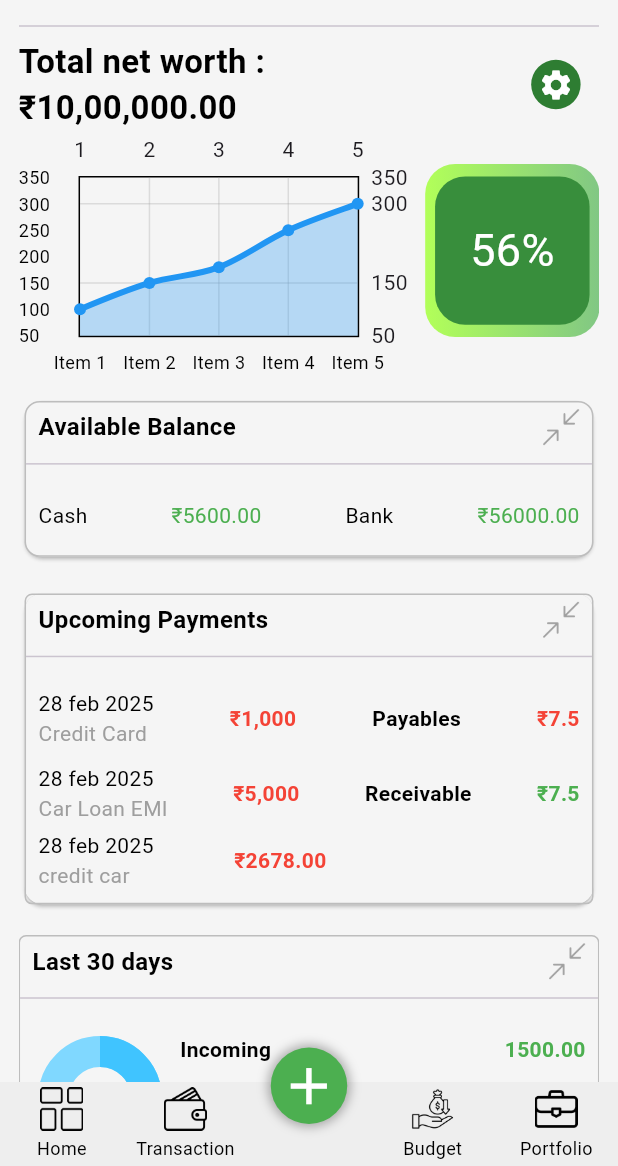
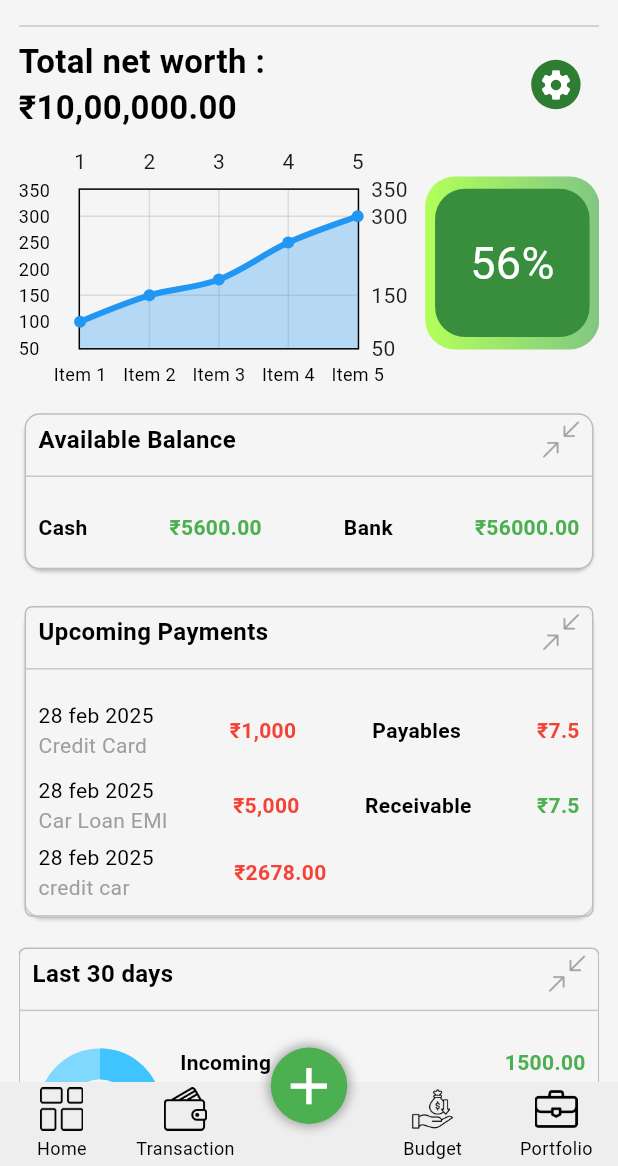
Before and after one commit to ArslanXXQazi/Finance-Tracker, a Flutter app: the screen it shows after launch, on a phone screen of 412 x 824 dp, the part 70-1236 px from its top. Run offline on Flutter 3.47's test engine with Material 3 defaults, Android fonts, the phone set to English and light mode, and no system bars; drawn by our look-alikes of fl_chart, flutter_animate, persistent_bottom_nav_bar.

Commit message:
Update home_nav_view.dart

```diff
--- a/finance_tracker/lib/src/views/nav_bar_view/home_nav_view/home_nav_view.dart
+++ b/finance_tracker/lib/src/views/nav_bar_view/home_nav_view/home_nav_view.dart
@@ -56,6 +56,7 @@ class HomeNavView extends StatelessWidget {
               ],)),
             ],),
               //===============================>>>Row For Chart
+              SizedBox(height: height*.01,),
             Row(
               children: [
               Expanded(
@@ -95,10 +96,10 @@ class HomeNavView extends StatelessWidget {
                       child: Row(
                         mainAxisAlignment: MainAxisAlignment.spaceBetween,
                         children: [
-                        CustomText(text: 'Cash'),
-                        CustomText(text: '₹5600.00',color: Colors.green,),
-                        CustomText(text: 'Bank'),
-                        CustomText(text: '₹56000.00',color: Colors.green,),
+                        CustomText(text: 'Cash',fontWeight: FontWeight.bold,),
+                        CustomText(text: '₹5600.00',color: Colors.green,fontWeight: FontWeight.bold),
+                        CustomText(text: 'Bank',fontWeight: FontWeight.bold),
+                        CustomText(text: '₹56000.00',color: Colors.green,fontWeight: FontWeight.bold),
                       ],),
                     )
                   ],),
```
